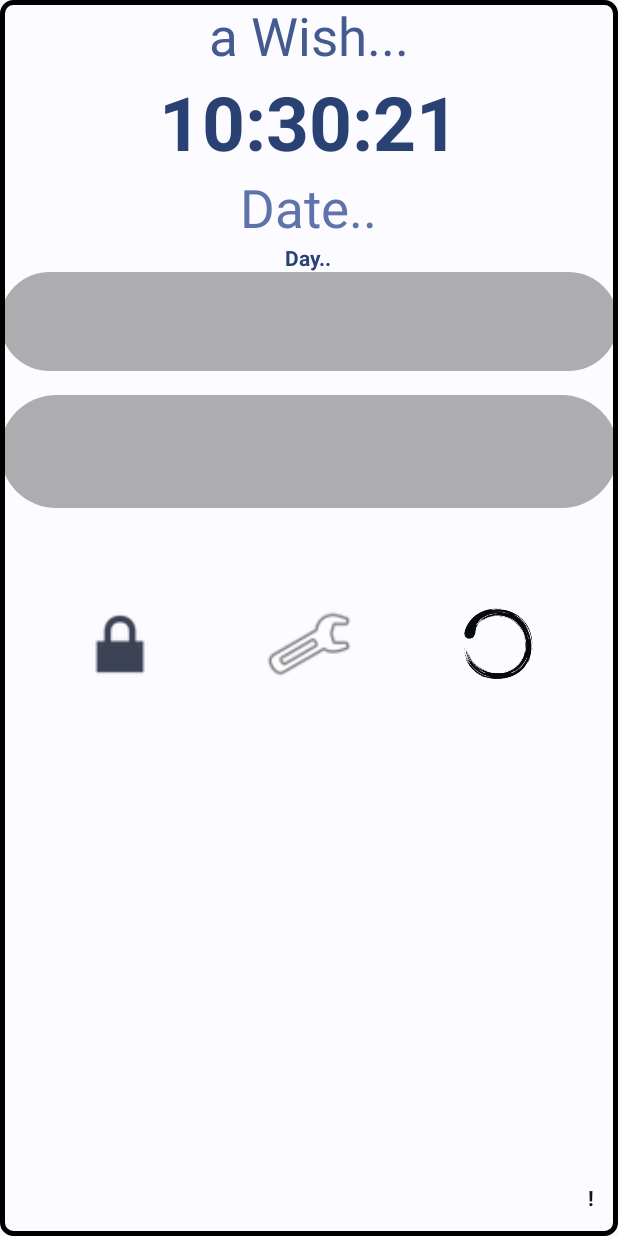
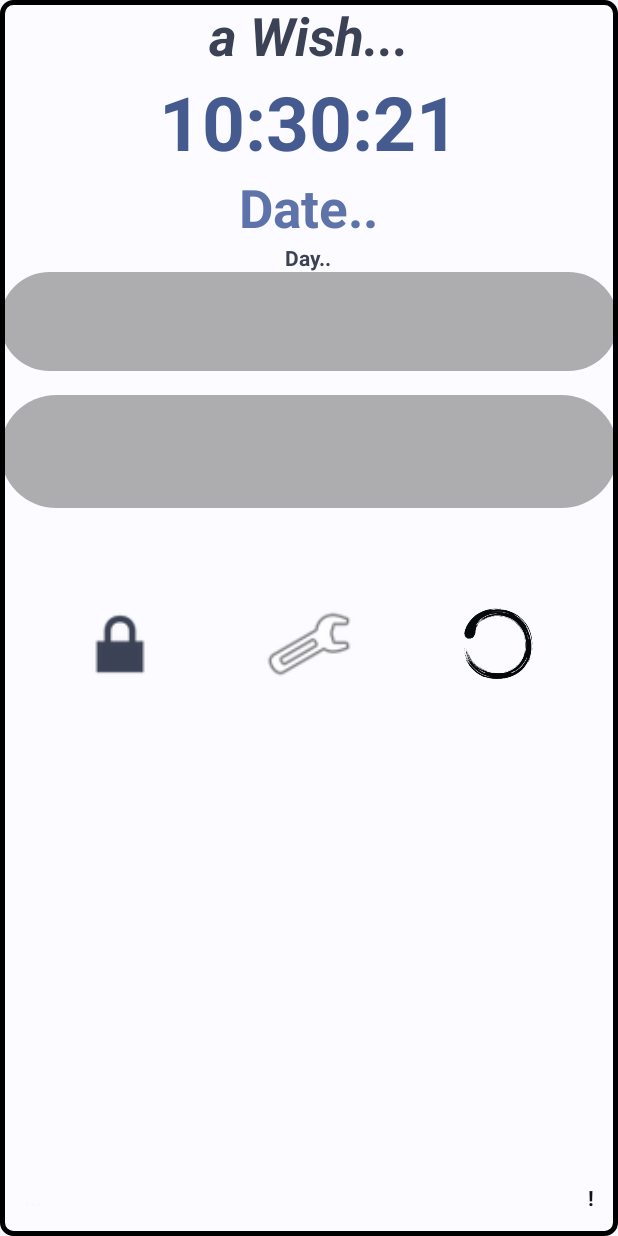
Before and after one commit to navep7/Homey, an Android app: the layout new_app_widget.xml on its own in the app's theme, with its tools: preview values and no code run, on a phone screen of 412 x 824 dp. Run offline under Robolectric (Android 15) with nearby library versions, the phone set to English and light mode, and no system bars; network calls fail.

Commit message:
delay removed f - apps 51p colors

```diff
--- a/app/src/main/res/layout/new_app_widget.xml
+++ b/app/src/main/res/layout/new_app_widget.xml
@@ -16,8 +16,9 @@
         android:layout_width="wrap_content"
         android:layout_height="wrap_content"
         android:layout_gravity="center"
-        android:textColor="?attr/colorPrimaryFixedDim"
+        android:textColor="?attr/colorSecondaryVariant"
         android:text="a Wish..."
+        android:textStyle="bold|italic"
         android:textSize="35sp"
         tools:ignore="HardcodedText" />
 
@@ -30,7 +31,7 @@
         android:layout_gravity="center"
         android:format12Hour="k:mm:ss"
         android:format24Hour="k:mm:ss"
-        android:textColor="?attr/colorPrimary"
+        android:textColor="?attr/colorPrimaryFixedDim"
         android:textSize="50sp"
         android:textStyle="bold" />
 
@@ -43,6 +44,7 @@
         android:layout_gravity="center"
         android:textColor="?attr/colorPrimaryFixed"
         android:text="Date.."
+        android:textStyle="bold"
         tools:ignore="HardcodedText"
         android:textSize="35sp" />
 
@@ -50,7 +52,7 @@
         android:id="@+id/tx_day"
         android:layout_centerHorizontal="true"
         android:layout_below="@+id/tx_date"
-        android:textColor="?attr/colorPrimaryDark"
+        android:textColor="?attr/colorSecondaryVariant"
         android:text="Day.."
         android:textStyle="bold"
         tools:ignore="HardcodedText"
```
